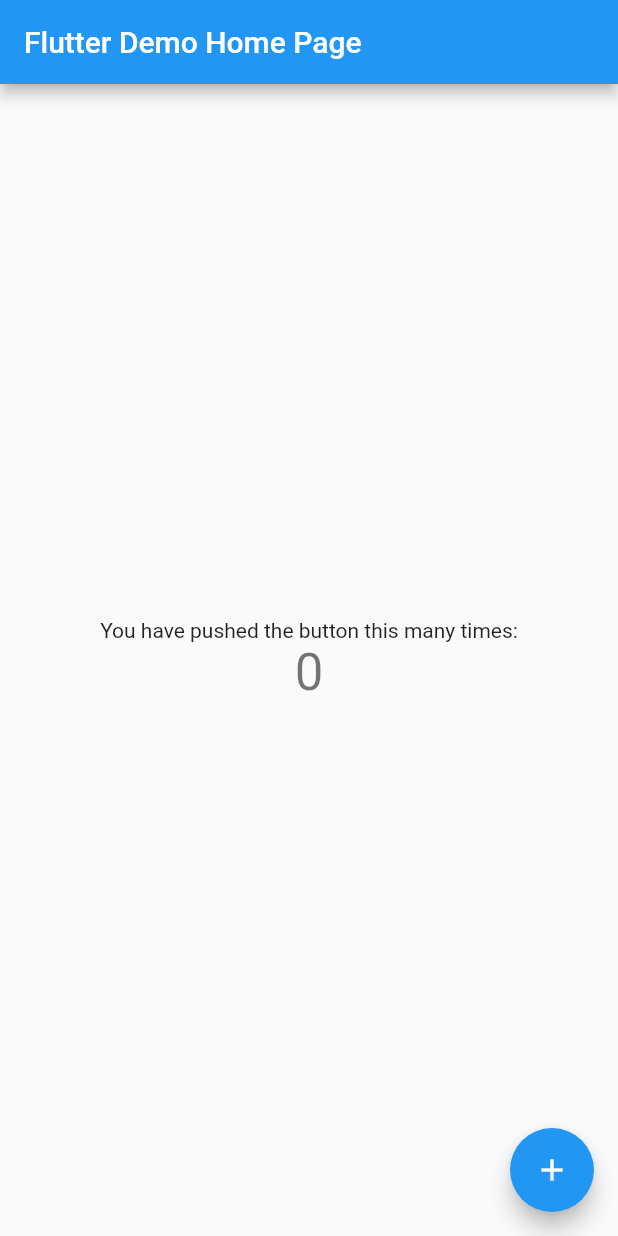
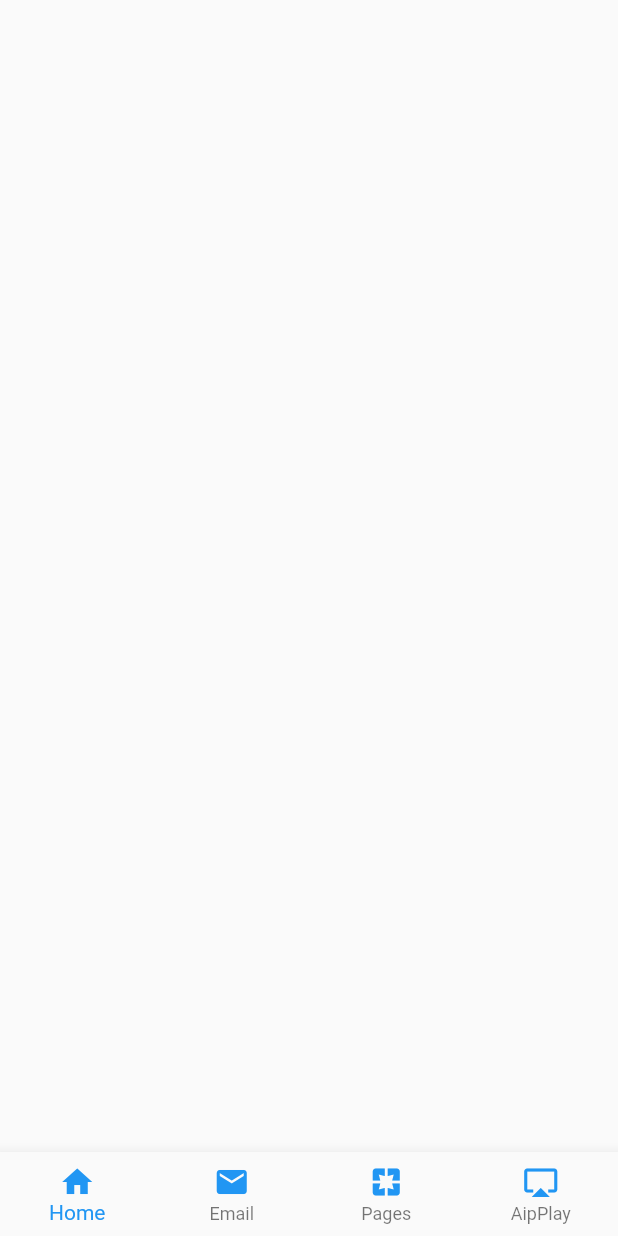
Before and after one commit to fanxk1014/flutterDemo, a Flutter app: the screen it shows after launch, on a phone screen of 412 x 824 dp. Run offline on Flutter 3.47's test engine with Material 2 defaults, Android fonts, the phone set to English and light mode, and no system bars.

Commit message:
底部导航栏

```diff
--- /dev/null
+++ b/demo01/lib/bottom_navigation_widget.dart
@@ -0,0 +1,57 @@
+import 'package:flutter/material.dart';
+class BottomNavigationWidget extends StatefulWidget {
+  _BottomNavigationWidgetState createState() => _BottomNavigationWidgetState();
+}
+class _BottomNavigationWidgetState extends State<BottomNavigationWidget> {
+  final _BottomNavigationColor = Colors.blue;
+  @override
+  Widget build(BuildContext context) {
+    return Scaffold(
+      bottomNavigationBar: BottomNavigationBar(
+        items: [
+          BottomNavigationBarItem(
+            icon:Icon(
+              Icons.home,
+              color:_BottomNavigationColor,
+            ),
+            title:Text(
+              'Home',
+              style:TextStyle(color:_BottomNavigationColor)
+            )
+          ),
+          BottomNavigationBarItem(
+            icon:Icon(
+              Icons.email,
+              color:_BottomNavigationColor,
+            ),
+            title:Text(
+              'Email',
+              style:TextStyle(color:_BottomNavigationColor)
+            )
+          ),
+          BottomNavigationBarItem(
+            icon:Icon(
+              Icons.pages,
+              color:_BottomNavigationColor,
+            ),
+            title:Text(
+              'Pages',
+              style:TextStyle(color:_BottomNavigationColor)
+            )
+          ),
+          BottomNavigationBarItem(
+            icon:Icon(
+              Icons.airplay,
+              color:_BottomNavigationColor,
+            ),
+            title:Text(
+              'AipPlay',
+              style:TextStyle(color:_BottomNavigationColor)
+            )
+          ),
+        ],
+        type:BottomNavigationBarType.fixed
+      ),
+    );
+  }
+}
--- a/demo01/lib/main.dart
+++ b/demo01/lib/main.dart
@@ -1,111 +1,15 @@
 import 'package:flutter/material.dart';
+import 'bottom_navigation_widget.dart';
 
-void main() => runApp(MyApp());
+void main()=>runApp(new MyApp());
 
-class MyApp extends StatelessWidget {
-  // This widget is the root of your application.
+class MyApp extends StatelessWidget{
   @override
-  Widget build(BuildContext context) {
+  Widget build(BuildContext context){
     return MaterialApp(
-      title: 'Flutter Demo',
-      theme: ThemeData(
-        // This is the theme of your application.
-        //
-        // Try running your application with "flutter run". You'll see the
-        // application has a blue toolbar. Then, without quitting the app, try
-        // changing the primarySwatch below to Colors.green and then invoke
-        // "hot reload" (press "r" in the console where you ran "flutter run",
-        // or simply save your changes to "hot reload" in a Flutter IDE).
-        // Notice that the counter didn't reset back to zero; the application
-        // is not restarted.
-        primarySwatch: Colors.blue,
-      ),
-      home: MyHomePage(title: 'Flutter Demo Home Page'),
+      title: 'flutter Demo01',
+      theme: ThemeData.light(),
+      home: BottomNavigationWidget(),
     );
   }
 }
-
-class MyHomePage extends StatefulWidget {
-  MyHomePage({Key key, this.title}) : super(key: key);
-
-  // This widget is the home page of your application. It is stateful, meaning
-  // that it has a State object (defined below) that contains fields that affect
-  // how it looks.
-
-  // This class is the configuration for the state. It holds the values (in this
-  // case the title) provided by the parent (in this case the App widget) and
-  // used by the build method of the State. Fields in a Widget subclass are
-  // always marked "final".
-
-  final String title;
-
-  @override
-  _MyHomePageState createState() => _MyHomePageState();
-}
-
-class _MyHomePageState extends State<MyHomePage> {
-  int _counter = 0;
-
-  void _incrementCounter() {
-    setState(() {
-      // This call to setState tells the Flutter framework that something has
-      // changed in this State, which causes it to rerun the build method below
-      // so that the display can reflect the updated values. If we changed
-      // _counter without calling setState(), then the build method would not be
-      // called again, and so nothing would appear to happen.
-      _counter++;
-    });
-  }
-
-  @override
-  Widget build(BuildContext context) {
-    // This method is rerun every time setState is called, for instance as done
-    // by the _incrementCounter method above.
-    //
-    // The Flutter framework has been optimized to make rerunning build methods
-    // fast, so that you can just rebuild anything that needs updating rather
-    // than having to individually change instances of widgets.
-    return Scaffold(
-      appBar: AppBar(
-        // Here we take the value from the MyHomePage object that was created by
-        // the App.build method, and use it to set our appbar title.
-        title: Text(widget.title),
-      ),
-      body: Center(
-        // Center is a layout widget. It takes a single child and positions it
-        // in the middle of the parent.
-        child: Column(
-          // Column is also layout widget. It takes a list of children and
-          // arranges them vertically. By default, it sizes itself to fit its
-          // children horizontally, and tries to be as tall as its parent.
-          //
-          // Invoke "debug painting" (press "p" in the console, choose the
-          // "Toggle Debug Paint" action from the Flutter Inspector in Android
-          // Studio, or the "Toggle Debug Paint" command in Visual Studio Code)
-          // to see the wireframe for each widget.
-          //
-          // Column has various properties to control how it sizes itself and
-          // how it positions its children. Here we use mainAxisAlignment to
-          // center the children vertically; the main axis here is the vertical
-          // axis because Columns are vertical (the cross axis would be
-          // horizontal).
-          mainAxisAlignment: MainAxisAlignment.center,
-          children: <Widget>[
-            Text(
-              'You have pushed the button this many times:',
-            ),
-            Text(
-              '$_counter',
-              style: Theme.of(context).textTheme.display1,
-            ),
-          ],
-        ),
-      ),
-      floatingActionButton: FloatingActionButton(
-        onPressed: _incrementCounter,
-        tooltip: 'Increment',
-        child: Icon(Icons.add),
-      ), // This trailing comma makes auto-formatting nicer for build methods.
-    );
-  }
-}
```
Also changed, not shown: 1 other file.
